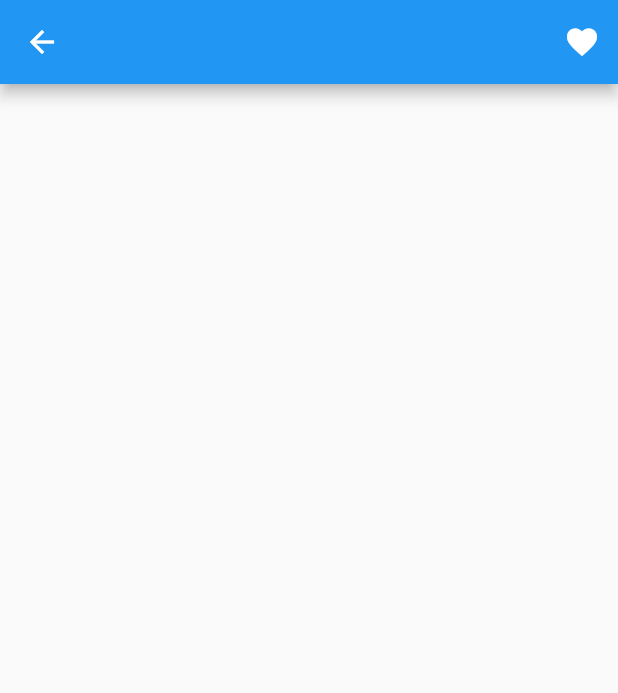
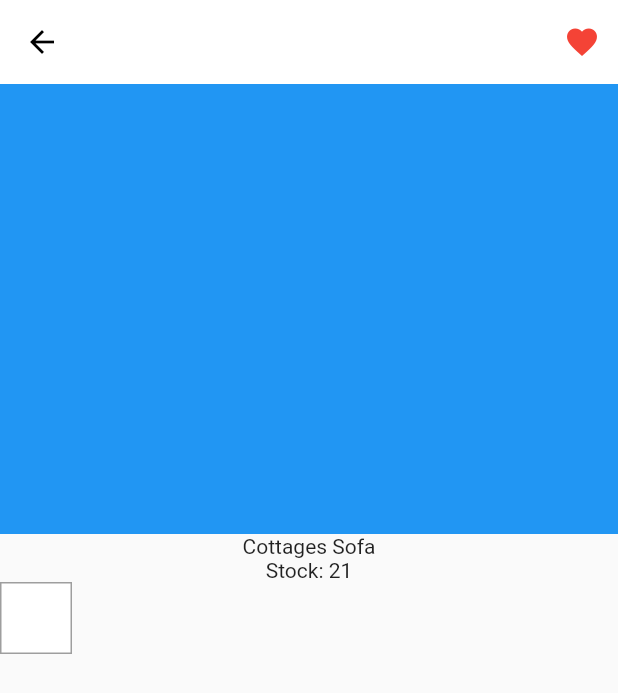
Before and after one commit to JAICHANGPARK/flutter_notebook_chapter_24, a Flutter app: the FurnitureDetailPage screen opened directly, on a phone screen of 412 x 824 dp. Shown: the top 693 px of the screen. Run offline on Flutter 3.47's test engine with Material 2 defaults, Android fonts, the phone set to English and light mode, and no system bars; our stand-ins replace flutter_riverpod, freezed_annotation, ionicons, percent_indicator; missing offline and left inert: crypto_font_icons; network calls fail.

Commit message:
Update furniture_detail_page.dart

```diff
--- a/lib/ep1371_furniture_app/view/furniture_detail_page.dart
+++ b/lib/ep1371_furniture_app/view/furniture_detail_page.dart
@@ -12,12 +12,40 @@ class _FurnitureDetailPageState extends State<FurnitureDetailPage> {
   Widget build(BuildContext context) {
     return Scaffold(
       appBar: AppBar(
+        backgroundColor: Colors.white,
+        elevation: 0,
+        foregroundColor: Colors.black,
         actions: [
-          IconButton(onPressed: () {}, icon: Icon(Icons.favorite)),
+          IconButton(
+            onPressed: () {},
+            icon: Icon(
+              Icons.favorite,
+            ),
+            color: Colors.red,
+          ),
         ],
       ),
       body: Column(
-        children: [],
+        children: [
+          Container(
+            height: 300,
+            color: Colors.blue,
+          ),
+          Text("Cottages Sofa"),
+          Text("Stock: 21"),
+          Row(
+            children: [
+              Container(
+                height: 48,
+                width: 48,
+                decoration: BoxDecoration(
+                  color: Colors.white,
+                  border: Border.all(color: Colors.grey)
+                ),
+              )
+            ],
+          )
+        ],
       ),
     );
   }
```
